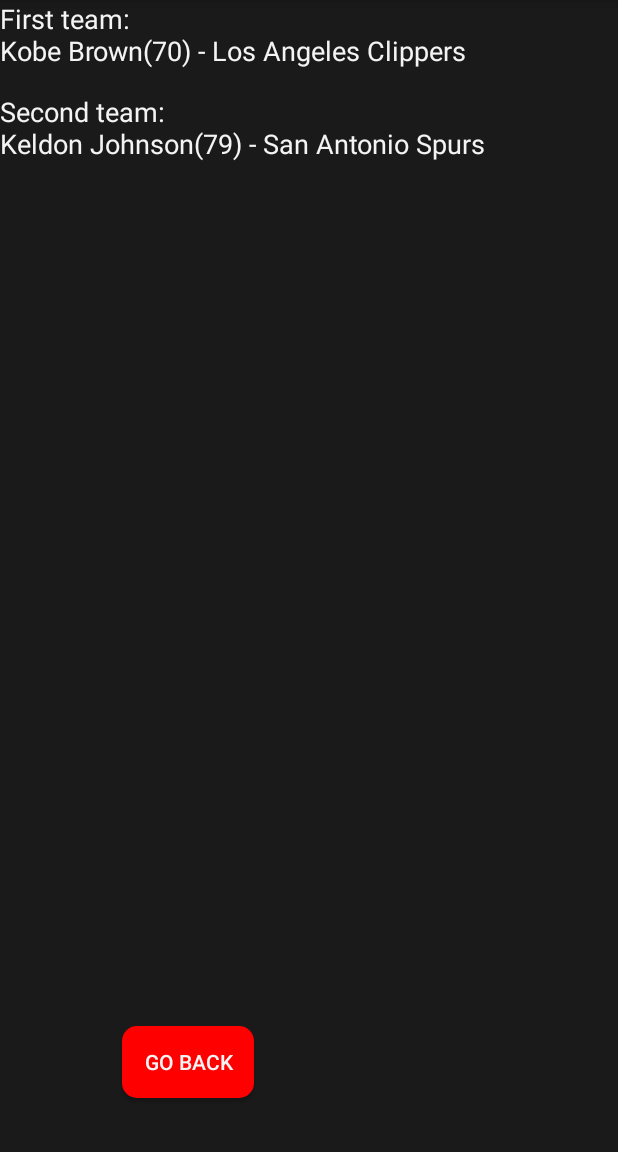
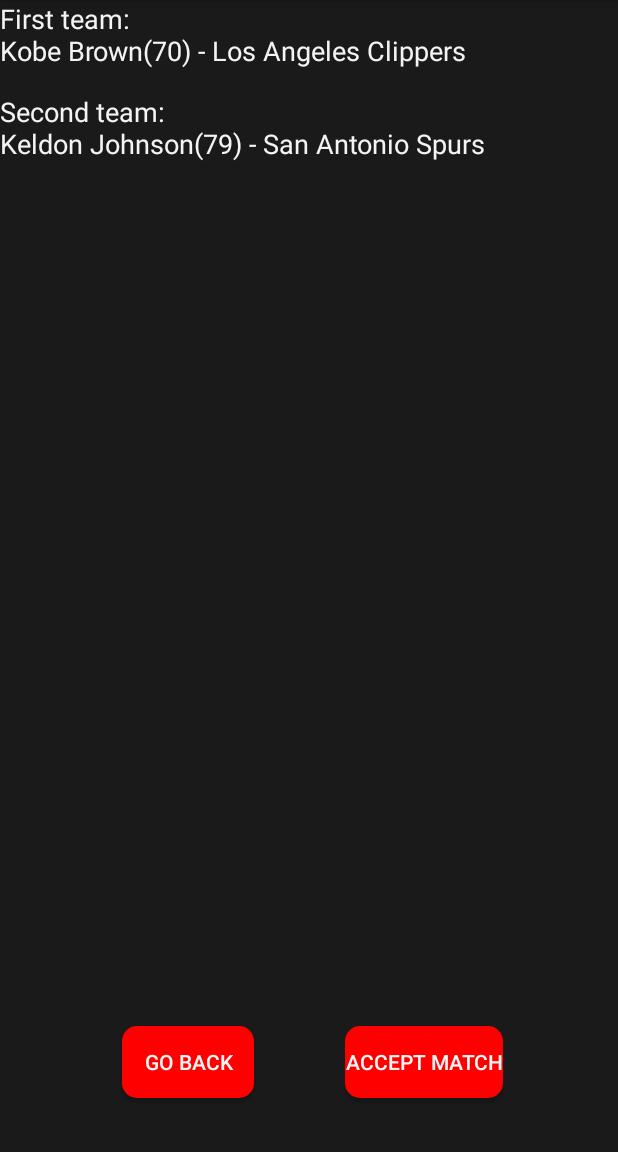
Before and after one commit to Stefan1627/NBA2K-RandTeamGenerator, an Android app built with Jetpack Compose: the MainActivity screen opened directly, with no data from a screen before it, after a tap on "RANDOMIZE", on a phone screen of 412 x 824 dp, the part 84-1236 px from its top. Run offline under Robolectric (Android 15) with nearby library versions, the phone set to English and light mode, and no system bars; our stand-ins replace Firebase (no records; nobody signed in at launch, a user with empty details on screens opened directly).

Commit message:
added matches database

```diff
--- a/app/build.gradle.kts
+++ b/app/build.gradle.kts
@@ -85,4 +85,5 @@ dependencies {
     debugImplementation(libs.androidx.ui.tooling)
     debugImplementation(libs.androidx.ui.test.manifest)
     implementation(platform(libs.firebase.bom))
+    implementation(libs.firebase.firestore.ktx)
 }
--- a/app/src/main/AndroidManifest.xml
+++ b/app/src/main/AndroidManifest.xml
@@ -36,6 +36,7 @@
             android:exported="true"
             android:theme="@style/Theme.NBA_Team_Rand_Gen">
         </activity>
+        <activity android:name=".MatchHistory" />
     </application>
 
 </manifest>
--- a/app/src/main/java/com/example/nba_team_rand_gen/MainActivity.kt
+++ b/app/src/main/java/com/example/nba_team_rand_gen/MainActivity.kt
@@ -28,7 +28,6 @@ class MainActivity : View.OnClickListener, AppCompatActivity() {
         }
 
         val randbtn = findViewById<Button>(R.id.random_button)
-
 
         val type = findViewById<Spinner>(R.id.choose_type)
         val options = arrayOf("All", "Current", "Classic", "All-time")
@@ -82,6 +81,11 @@ class MainActivity : View.OnClickListener, AppCompatActivity() {
             finish()
         }
 
+        val historybtn = findViewById<Button>(R.id.history_button)
+        historybtn.setOnClickListener {
+            startActivity(Intent(this, MatchHistory::class.java))
+            finish()
+        }
     }
 
     override fun onClick(v: View?) {
--- a/app/src/main/java/com/example/nba_team_rand_gen/ShowPlayer.kt
+++ b/app/src/main/java/com/example/nba_team_rand_gen/ShowPlayer.kt
@@ -3,10 +3,9 @@ package com.example.nba_team_rand_gen
 
 import android.content.Intent
 import android.os.Bundle
-import android.widget.ArrayAdapter
 import android.widget.Button
-import android.widget.ListView
 import android.widget.TextView
+import android.widget.Toast
 import androidx.appcompat.app.AppCompatActivity
 import androidx.core.content.res.ResourcesCompat
 import androidx.core.view.ViewCompat
@@ -48,6 +47,18 @@ class ShowPlayer : AppCompatActivity() {
             )
         }
 
+        val acceptBtn = findViewById<Button>(R.id.accept_btn)
+        acceptBtn.setOnClickListener {
+            MatchHistory.uploadMatch(json)
+                .addOnSuccessListener { code ->
+                    if (code == 0) {
+                        Toast.makeText(this, "Match saved to your history!", Toast.LENGTH_SHORT).show()
+                    } else {
+                        Toast.makeText(this, "Save failed.", Toast.LENGTH_LONG).show()
+                    }
+                }
+        }
+
         val backbtn = findViewById<Button>(R.id.back_btn)
         backbtn.setOnClickListener{
             startActivity(Intent(this, MainActivity::class.java))
--- a/app/src/main/res/layout/activity_show_player.xml
+++ b/app/src/main/res/layout/activity_show_player.xml
@@ -21,8 +21,6 @@
         app:layout_constraintEnd_toEndOf="parent"/>
 
     <!-- Second Team -->
-
-    <!-- Back Button -->
     <TextView
         android:id="@+id/textView4"
         android:layout_width="0dp"
@@ -52,4 +50,18 @@
         app:layout_constraintTop_toTopOf="parent"
         app:layout_constraintVertical_bias="0.95" />
 
+    <Button
+        android:id="@+id/accept_btn"
+        android:layout_width="wrap_content"
+        android:layout_height="wrap_content"
+        android:background="@drawable/random_button"
+        android:text="@string/accept_match"
+        android:textColor="@color/white"
+        app:layout_constraintBottom_toBottomOf="parent"
+        app:layout_constraintEnd_toEndOf="parent"
+        app:layout_constraintHorizontal_bias="0.75"
+        app:layout_constraintStart_toStartOf="parent"
+        app:layout_constraintTop_toTopOf="parent"
+        app:layout_constraintVertical_bias="0.95" />
+
 </androidx.constraintlayout.widget.ConstraintLayout>
--- a/app/src/main/res/values/strings.xml
+++ b/app/src/main/res/values/strings.xml
@@ -10,4 +10,5 @@
     <string name="username">Username</string>
     <string name="login">Login</string>
     <string name="match_history">Match History</string>
+    <string name="accept_match">Accept Match</string>
 </resources>
```
Also changed, not shown: app/src/main/java/com/example/nba_team_rand_gen/MatchHistory.kt (added, +92 -0 lines), app/src/main/res/layout/activity_show_matches.xml (added, +22 -0 lines), gradle/libs.versions.toml (+10 -2 lines), 1 other file.
